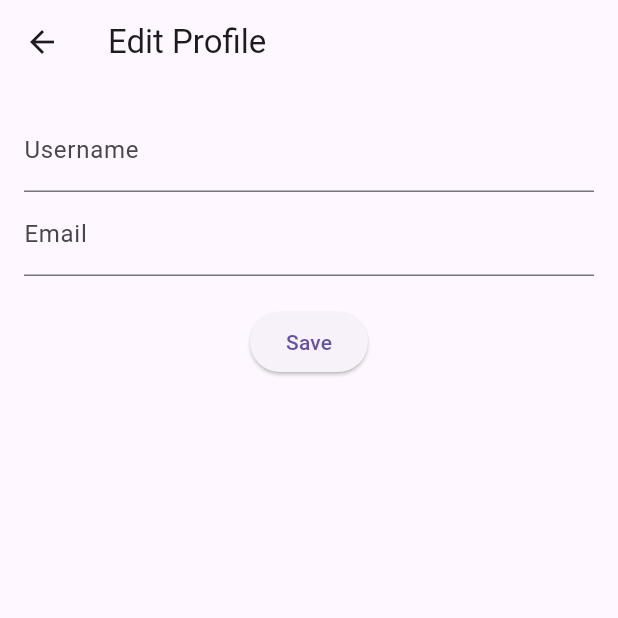
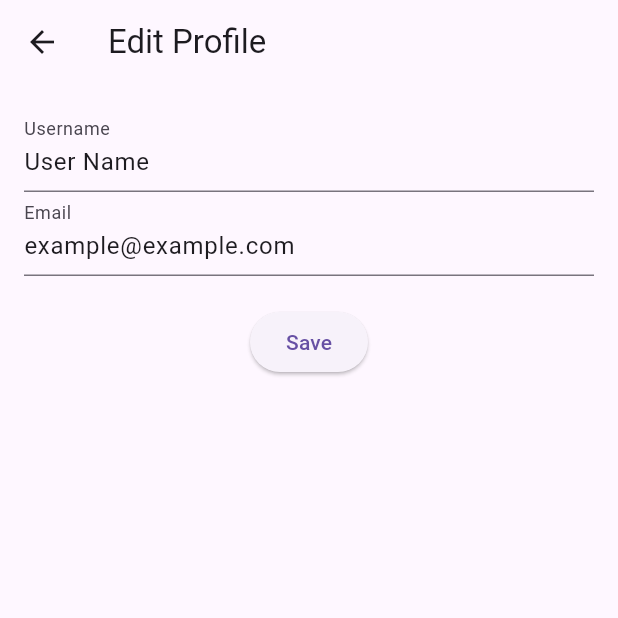
Before and after one commit to zainabsirajo50/Recipe-Meal-Planning, a Flutter app: the ProfileScreen screen opened directly, after a tap on "Edit Profile", on a phone screen of 412 x 824 dp, the top half of it. Run offline on Flutter 3.47's test engine with Material 3 defaults, Android fonts, the phone set to English and light mode, and no system bars; our stand-ins replace sqflite; accounts and stored records are empty.

Commit message:
Combining Changes

```diff
--- a/recipe_app/lib/screens/edit_profile_screen.dart
+++ b/recipe_app/lib/screens/edit_profile_screen.dart
@@ -1,6 +1,26 @@
 import 'package:flutter/material.dart';
 
-class EditProfileScreen extends StatelessWidget {
+class EditProfileScreen extends StatefulWidget {
+  final String userName;
+  final String email;
+
+  EditProfileScreen({required this.userName, required this.email});
+
+  @override
+  _EditProfileScreenState createState() => _EditProfileScreenState();
+}
+
+class _EditProfileScreenState extends State<EditProfileScreen> {
+  late TextEditingController _nameController;
+  late TextEditingController _emailController;
+
+  @override
+  void initState() {
+    super.initState();
+    _nameController = TextEditingController(text: widget.userName);
+    _emailController = TextEditingController(text: widget.email);
+  }
+
   @override
   Widget build(BuildContext context) {
     return Scaffold(
@@ -12,15 +32,21 @@ class EditProfileScreen extends StatelessWidget {
         child: Column(
           children: [
             TextField(
+              controller: _nameController,
               decoration: InputDecoration(labelText: 'Username'),
             ),
             TextField(
+              controller: _emailController,
               decoration: InputDecoration(labelText: 'Email'),
             ),
             SizedBox(height: 20),
             ElevatedButton(
               onPressed: () {
-                // Save profile changes logic
+                // Pass the updated name and email back to ProfileScreen
+                Navigator.pop(context, {
+                  'userName': _nameController.text,
+                  'email': _emailController.text,
+                });
               },
               child: Text('Save'),
             ),
--- a/recipe_app/lib/screens/profile_screen.dart
+++ b/recipe_app/lib/screens/profile_screen.dart
@@ -1,8 +1,18 @@
 import 'package:flutter/material.dart';
-import 'package:recipe_meal_planning_app/screens/favorites_screen.dart';
-import 'edit_profile_screen.dart'; // Import the EditProfileScreen
+import 'edit_profile_screen.dart';
+import 'favorites_screen.dart';
+import 'recipe_detail_screen.dart';
+import 'meal_planning_screen.dart';
 
-class ProfileScreen extends StatelessWidget {
+class ProfileScreen extends StatefulWidget {
+  @override
+  _ProfileScreenState createState() => _ProfileScreenState();
+}
+
+class _ProfileScreenState extends State<ProfileScreen> {
+  String _userName = 'User Name';  // Default values
+  String _email = 'example@example.com';
+
   @override
   Widget build(BuildContext context) {
     return Scaffold(
@@ -18,16 +28,28 @@ class ProfileScreen extends StatelessWidget {
               child: Icon(Icons.person, size: 50),
             ),
             SizedBox(height: 16),
-            Text('User Name', style: TextStyle(fontSize: 24)),
+            Text(_userName, style: TextStyle(fontSize: 24)), // Display updated name
+            SizedBox(height: 8),
+            Text(_email, style: TextStyle(fontSize: 16)),   // Display updated email
             SizedBox(height: 8),
             ElevatedButton(
-              onPressed: () {
-                Navigator.push(
+              onPressed: () async {
+                final result = await Navigator.push(
                   context,
                   MaterialPageRoute(
-                    builder: (context) => EditProfileScreen(), // Navigate to Edit Profile
+                    builder: (context) => EditProfileScreen(
+                      userName: _userName,
+                      email: _email,
+                    ),  // Pass current data to edit screen
                   ),
                 );
+
+                if (result != null) {
+                  setState(() {
+                    _userName = result['userName'];  // Update with new data
+                    _email = result['email'];
+                  });
+                }
               },
               child: Text('Edit Profile'),
             ),
@@ -36,25 +58,39 @@ class ProfileScreen extends StatelessWidget {
               leading: Icon(Icons.book),
               title: Text('My Recipes'),
               onTap: () {
-                // Navigate to My Recipes Screen
+                // Navigate directly to RecipeDetailScreen with specific recipe details
+                Navigator.push(
+                  context,
+                  MaterialPageRoute(
+                    builder: (context) => RecipeDetailScreen(
+                      recipeName: 'Spaghetti Bolognese',
+                      ingredients: 'Spaghetti, Ground Beef, Tomato Sauce',
+                      steps: '1. Cook spaghetti.\n2. Brown ground beef.\n3. Mix with sauce.',
+                      nutritionInfo: 'Calories: 500, Fat: 20g, Protein: 25g',
+                    ),
+                  ),
+                );
               },
             ),
             ListTile(
               leading: Icon(Icons.apple),
               title: Text('Dietary Preferences'),
               onTap: () {
-                // Navigate to Dietary Preferences Screen
+                // Navigate to DietaryPreferencesScreen
+                Navigator.push(
+                  context,
+                  MaterialPageRoute(builder: (context) => MealPlanningScreen()),
+                );
               },
             ),
             ListTile(
               leading: Icon(Icons.favorite),
               title: Text('Likes'),
               onTap: () {
+                // Navigate to FavoritesScreen
                 Navigator.push(
                   context,
-                  MaterialPageRoute(
-                    builder: (context) => FavoriteRecipesScreen(), // Navigate to Edit Profile
-                  ),
+                  MaterialPageRoute(builder: (context) => FavoriteRecipesScreen()),
                 );
               },
             ),
```
Also changed, not shown: recipe_app/lib/screens/home_screen.dart (+20 -14 lines), recipe_app/lib/screens/recipe_search_results_screen.dart (+5 -5 lines).
